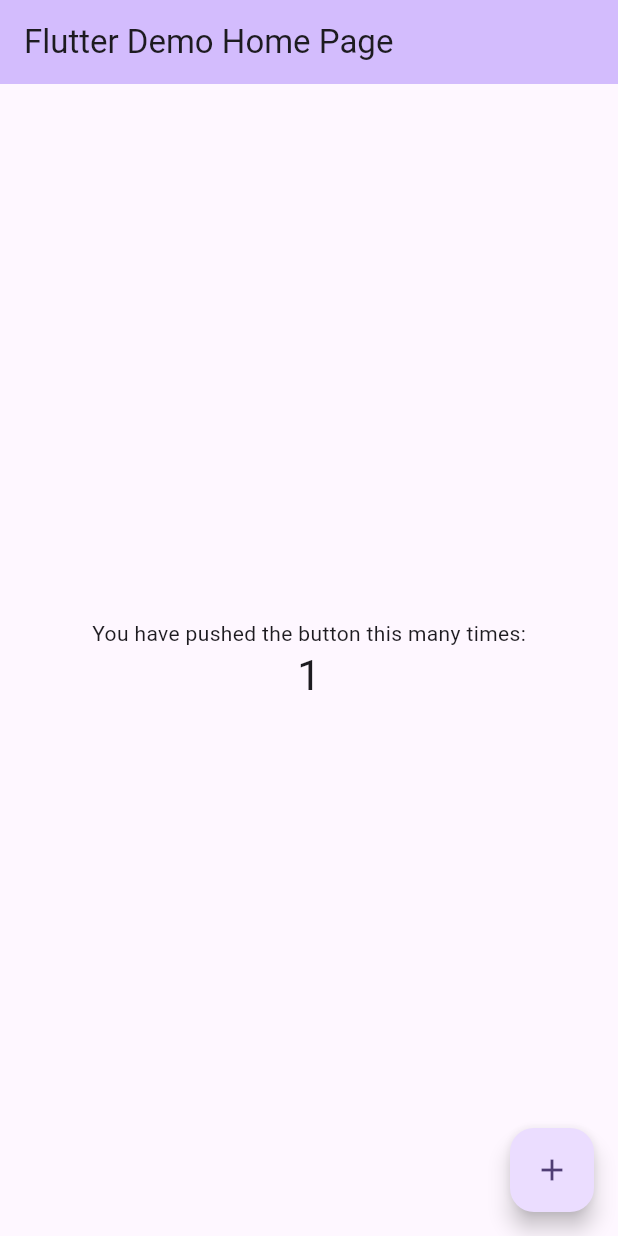
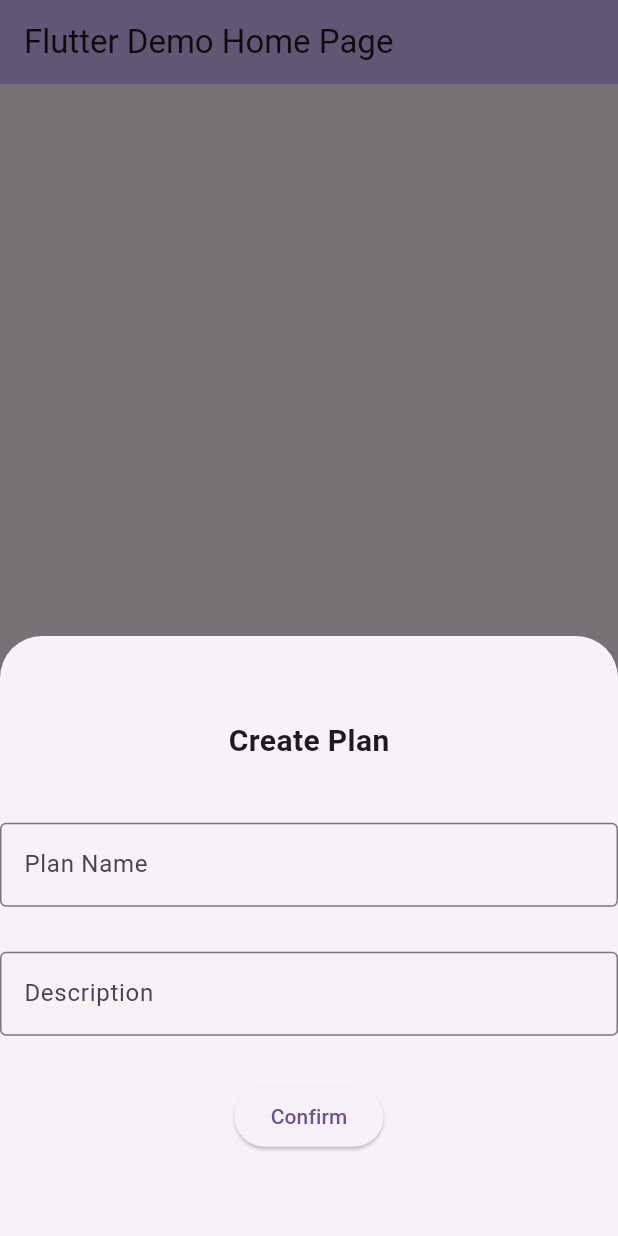
Before and after one commit to mnewby4/cw04, a Flutter app: the screen it shows after launch, after a tap on the "add" icon, on a phone screen of 412 x 824 dp. Run offline on Flutter 3.47's test engine with Material 3 defaults, Android fonts, the phone set to English and light mode, and no system bars.

Commit message:
Added the modal [nonfunctional]

```diff
--- a/lib/main.dart
+++ b/lib/main.dart
@@ -1,5 +1,22 @@
 import 'package:flutter/material.dart';
+/*
+UI:
+  1. Drag+drop interface to draw new plans into a list
+  2. Interactive calendar to drop plans -> specific date
+  3. 'Create Plan' button to open modal to enter plan details [name, desc, date]
+  4. Color-coded list to display adoption+travel plans based on status [pending, complete]
+  5. Plans in list shld have
+    swipe gesture=complete/incomplete,
+    long-press=edit plan name,
+    double-tap=delete plan from list
 
+  PlanManagerScreen=main screen w list of plans [each w obj=name+completion status] as instance var
+  method to add/update/complete/remove plan w setstate
+  Display=widget marks plans as complete, update plan name, delete plans via setstate
+
+ */
+TextEditingController insertName = TextEditingController();
+TextEditingController insertDescription = TextEditingController();
 void main() {
   runApp(const MyApp());
 }
@@ -7,27 +24,11 @@ void main() {
 class MyApp extends StatelessWidget {
   const MyApp({super.key});
 
-  // This widget is the root of your application.
   @override
   Widget build(BuildContext context) {
     return MaterialApp(
       title: 'Flutter Demo',
       theme: ThemeData(
-        // This is the theme of your application.
-        //
-        // TRY THIS: Try running your application with "flutter run". You'll see
-        // the application has a purple toolbar. Then, without quitting the app,
-        // try changing the seedColor in the colorScheme below to Colors.green
-        // and then invoke "hot reload" (save your changes or press the "hot
-        // reload" button in a Flutter-supported IDE, or press "r" if you used
-        // the command line to start the app).
-        //
-        // Notice that the counter didn't reset back to zero; the application
-        // state is not lost during the reload. To reset the state, use hot
-        // restart instead.
-        //
-        // This works for code too, not just values: Most code changes can be
-        // tested with just a hot reload.
         colorScheme: ColorScheme.fromSeed(seedColor: Colors.deepPurple),
         useMaterial3: true,
       ),
@@ -39,87 +40,97 @@ class MyApp extends StatelessWidget {
 class MyHomePage extends StatefulWidget {
   const MyHomePage({super.key, required this.title});
 
-  // This widget is the home page of your application. It is stateful, meaning
-  // that it has a State object (defined below) that contains fields that affect
-  // how it looks.
-
-  // This class is the configuration for the state. It holds the values (in this
-  // case the title) provided by the parent (in this case the App widget) and
-  // used by the build method of the State. Fields in a Widget subclass are
-  // always marked "final".
-
   final String title;
 
   @override
-  State<MyHomePage> createState() => _MyHomePageState();
+  State<MyHomePage> createState() => _PlanManagerScreen();
 }
 
-class _MyHomePageState extends State<MyHomePage> {
-  int _counter = 0;
+class Plan {
+  String planName;
+  bool markComplete;
+  String description;
 
-  void _incrementCounter() {
+  Plan(this.planName, this.markComplete, this.description);
+}
+
+class _PlanManagerScreen extends State<MyHomePage> {
+  List<Plan> _planList = [];
+
+  _createPlan() {
     setState(() {
-      // This call to setState tells the Flutter framework that something has
-      // changed in this State, which causes it to rerun the build method below
-      // so that the display can reflect the updated values. If we changed
-      // _counter without calling setState(), then the build method would not be
-      // called again, and so nothing would appear to happen.
-      _counter++;
+      _planList.add(Plan(insertName.text, false, insertDescription.text));
     });
   }
 
   @override
   Widget build(BuildContext context) {
-    // This method is rerun every time setState is called, for instance as done
-    // by the _incrementCounter method above.
-    //
-    // The Flutter framework has been optimized to make rerunning build methods
-    // fast, so that you can just rebuild anything that needs updating rather
-    // than having to individually change instances of widgets.
     return Scaffold(
       appBar: AppBar(
-        // TRY THIS: Try changing the color here to a specific color (to
-        // Colors.amber, perhaps?) and trigger a hot reload to see the AppBar
-        // change color while the other colors stay the same.
         backgroundColor: Theme.of(context).colorScheme.inversePrimary,
-        // Here we take the value from the MyHomePage object that was created by
-        // the App.build method, and use it to set our appbar title.
         title: Text(widget.title),
       ),
       body: Center(
-        // Center is a layout widget. It takes a single child and positions it
-        // in the middle of the parent.
         child: Column(
-          // Column is also a layout widget. It takes a list of children and
-          // arranges them vertically. By default, it sizes itself to fit its
-          // children horizontally, and tries to be as tall as its parent.
-          //
-          // Column has various properties to control how it sizes itself and
-          // how it positions its children. Here we use mainAxisAlignment to
-          // center the children vertically; the main axis here is the vertical
-          // axis because Columns are vertical (the cross axis would be
-          // horizontal).
-          //
-          // TRY THIS: Invoke "debug painting" (choose the "Toggle Debug Paint"
-          // action in the IDE, or press "p" in the console), to see the
-          // wireframe for each widget.
           mainAxisAlignment: MainAxisAlignment.center,
           children: <Widget>[
-            const Text(
+            /*const Text(
               'You have pushed the button this many times:',
             ),
             Text(
               '$_counter',
               style: Theme.of(context).textTheme.headlineMedium,
-            ),
+            ),*/
           ],
         ),
       ),
       floatingActionButton: FloatingActionButton(
-        onPressed: _incrementCounter,
-        tooltip: 'Increment',
-        child: const Icon(Icons.add),
-      ), // This trailing comma makes auto-formatting nicer for build methods.
+        onPressed: () {
+          showModalBottomSheet<void>(
+            context: context,
+            builder: (BuildContext context) {
+              return SizedBox(
+                height: 400,
+                child: Center(
+                  child: Column(
+                    mainAxisAlignment: MainAxisAlignment.center,
+                    children: <Widget>[
+                      const Text(
+                        'Create Plan',
+                        style: TextStyle(fontWeight: FontWeight.bold, fontSize: 20)
+                      ),
+                      SizedBox(height: 40.0),
+                      TextField(
+                        obscureText: false,
+                        decoration: const InputDecoration(
+                          border: OutlineInputBorder(),
+                          labelText: 'Plan Name',
+                        ),
+                        controller: insertName,
+                      ),
+                      SizedBox(height: 30.0),
+                      TextField(
+                        obscureText: false,
+                        decoration: const InputDecoration(
+                          border: OutlineInputBorder(),
+                          labelText: 'Description',
+                        ),
+                        controller: insertDescription,
+                      ),
+                      SizedBox(height: 30.0),
+                      ElevatedButton(
+                        onPressed: () { _createPlan; },
+                        child: Text('Confirm'),
+                      ),
+                    ],
+                  ),
+                ),
+              );
+            }
+          );
+        },
+        child: Icon(Icons.add),
+      ),
     );
   }
 }
```
